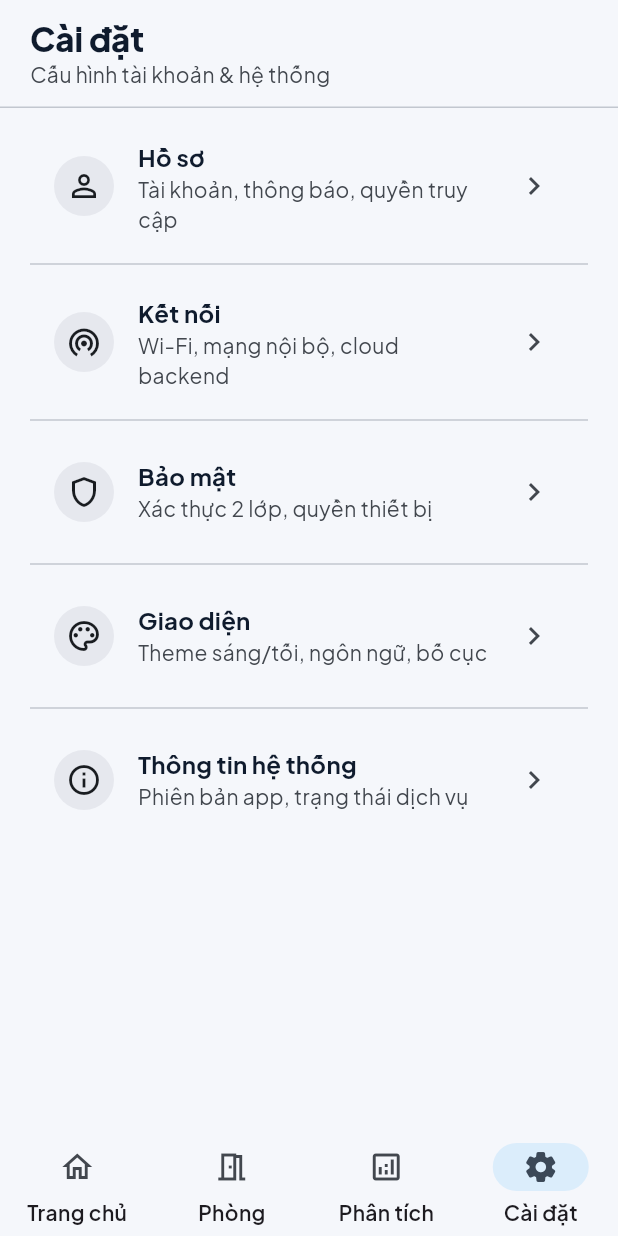
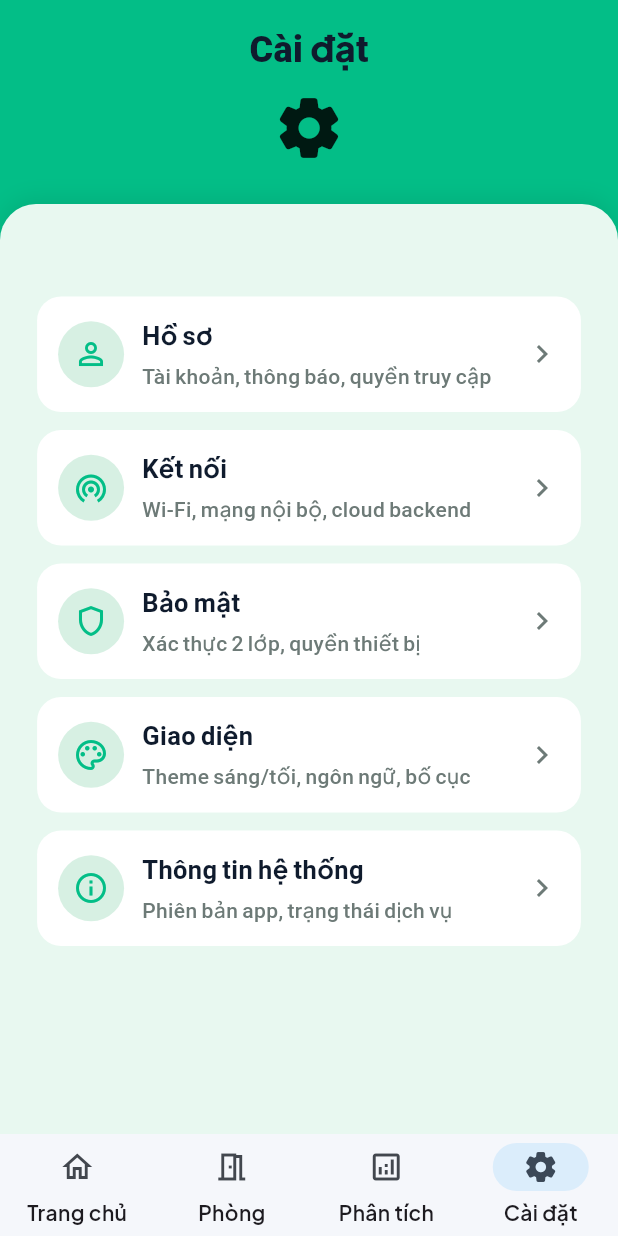
Before and after one commit to duongnh193/IoT-Flutter-App, a Flutter app: the SettingsScreen screen opened by its route, on a phone screen of 412 x 824 dp. Run offline on Flutter 3.47's test engine with Material 3 defaults, Android fonts, the phone set to English and light mode, and no system bars; our stand-ins replace flutter_riverpod, flutter_svg, go_router, google_fonts.

Commit message:
change UI setting

```diff
--- a/lib/features/analysis/presentation/analysis_screen.dart
+++ b/lib/features/analysis/presentation/analysis_screen.dart
@@ -73,7 +73,7 @@ class _StatsCard extends StatelessWidget {
     return Container(
       padding: const EdgeInsets.all(16),
       decoration: BoxDecoration(
-        color: Colors.white.withOpacity(0.9),
+        color: Colors.white.withValues(alpha: 0.9),
         borderRadius: BorderRadius.circular(16),
         boxShadow: const [
           BoxShadow(
--- a/lib/features/settings/presentation/settings_screen.dart
+++ b/lib/features/settings/presentation/settings_screen.dart
@@ -1,6 +1,9 @@
 import 'package:flutter/material.dart';
 
-import '../../../shared/layout/main_layout.dart';
+import '../../../core/constants/app_colors.dart';
+import '../../../core/constants/app_spacing.dart';
+import '../../../core/constants/app_typography.dart';
+import '../../../shared/layout/auth_scaffold.dart';
 
 class SettingsScreen extends StatelessWidget {
   const SettingsScreen({super.key});
@@ -8,47 +11,74 @@ class SettingsScreen extends StatelessWidget {
   @override
   Widget build(BuildContext context) {
     final tiles = [
-      const _SettingsTile(
+      const _SettingsTileData(
         icon: Icons.person_outline,
         title: 'Hồ sơ',
         subtitle: 'Tài khoản, thông báo, quyền truy cập',
       ),
-      const _SettingsTile(
+      const _SettingsTileData(
         icon: Icons.wifi_tethering,
         title: 'Kết nối',
         subtitle: 'Wi-Fi, mạng nội bộ, cloud backend',
       ),
-      const _SettingsTile(
+      const _SettingsTileData(
         icon: Icons.shield_outlined,
         title: 'Bảo mật',
         subtitle: 'Xác thực 2 lớp, quyền thiết bị',
       ),
-      const _SettingsTile(
+      const _SettingsTileData(
         icon: Icons.palette_outlined,
         title: 'Giao diện',
         subtitle: 'Theme sáng/tối, ngôn ngữ, bố cục',
       ),
-      const _SettingsTile(
+      const _SettingsTileData(
         icon: Icons.info_outline,
         title: 'Thông tin hệ thống',
         subtitle: 'Phiên bản app, trạng thái dịch vụ',
       ),
     ];
 
-    return MainLayout(
+    return AuthScaffold(
       title: 'Cài đặt',
-      subtitle: 'Cấu hình tài khoản & hệ thống',
-      child: ListView.separated(
-        itemCount: tiles.length,
-        separatorBuilder: (_, __) => const Divider(),
-        itemBuilder: (context, index) => tiles[index],
+      panelHeightFactor: 0.82,
+      contentTopPaddingFactor: 0.08,
+      showWave: false,
+      panelScrollable: true,
+      horizontalPaddingFactor: 0.06,
+      panelBuilder: (_) {
+        return Column(
+          crossAxisAlignment: CrossAxisAlignment.start,
+          children: [
+            AppSpacing.h12,
+            ...tiles.map(
+              (tile) => Padding(
+                padding: const EdgeInsets.only(bottom: 12),
+                child: _SettingsTile(tile: tile),
+              ),
+            ),
+          ],
+        );
+      },
+      titleWidget: Padding(
+        padding: const EdgeInsets.symmetric(horizontal: 16),
+        child: Column(
+          children: [
+            Text(
+              'Cài đặt',
+              style: AppTypography.headlineL,
+            ),
+            AppSpacing.h12,
+            const Icon(Icons.settings_rounded,
+                size: 48, color: Colors.black87),
+          ],
+        ),
       ),
     );
   }
 }
 
-class _SettingsTile extends StatelessWidget {
-  const _SettingsTile({
+class _SettingsTileData {
+  const _SettingsTileData({
     required this.icon,
     required this.title,
     required this.subtitle,
@@ -57,30 +87,55 @@ class _SettingsTile extends StatelessWidget {
   final IconData icon;
   final String title;
   final String subtitle;
+}
+
+class _SettingsTile extends StatelessWidget {
+  const _SettingsTile({required this.tile});
+
+  final _SettingsTileData tile;
 
   @override
   Widget build(BuildContext context) {
-    final colorScheme = Theme.of(context).colorScheme;
-
-    return ListTile(
-      leading: CircleAvatar(
-        backgroundColor: colorScheme.surfaceContainerHigh,
-        child: Icon(icon, color: colorScheme.onSurface),
+    return Material(
+      color: Colors.white,
+      borderRadius: BorderRadius.circular(16),
+      child: InkWell(
+        borderRadius: BorderRadius.circular(16),
+        onTap: () {},
+        child: Padding(
+          padding: const EdgeInsets.symmetric(horizontal: 14, vertical: 14),
+          child: Row(
+            children: [
+              CircleAvatar(
+                radius: 22,
+                backgroundColor: AppColors.primarySoft,
+                child: Icon(tile.icon, color: AppColors.primary),
+              ),
+              const SizedBox(width: 12),
+              Expanded(
+                child: Column(
+                  crossAxisAlignment: CrossAxisAlignment.start,
+                  children: [
+                    Text(
+                      tile.title,
+                      style: AppTypography.titleM.copyWith(fontSize: 17),
+                    ),
+                    const SizedBox(height: 4),
+                    Text(
+                      tile.subtitle,
+                      style: AppTypography.bodyM.copyWith(
+                        fontSize: 14,
+                        color: AppColors.textSecondary,
+                      ),
+                    ),
+                  ],
+                ),
+              ),
+              const Icon(Icons.chevron_right, color: AppColors.textSecondary),
+            ],
+          ),
+        ),
       ),
-      title: Text(
-        title,
-        style: Theme.of(context).textTheme.titleMedium?.copyWith(
-              fontWeight: FontWeight.w700,
-            ),
-      ),
-      subtitle: Text(
-        subtitle,
-        style: Theme.of(context).textTheme.bodyMedium?.copyWith(
-              color: colorScheme.onSurfaceVariant,
-            ),
-      ),
-      trailing: const Icon(Icons.chevron_right),
-      onTap: () {},
     );
   }
 }
```
